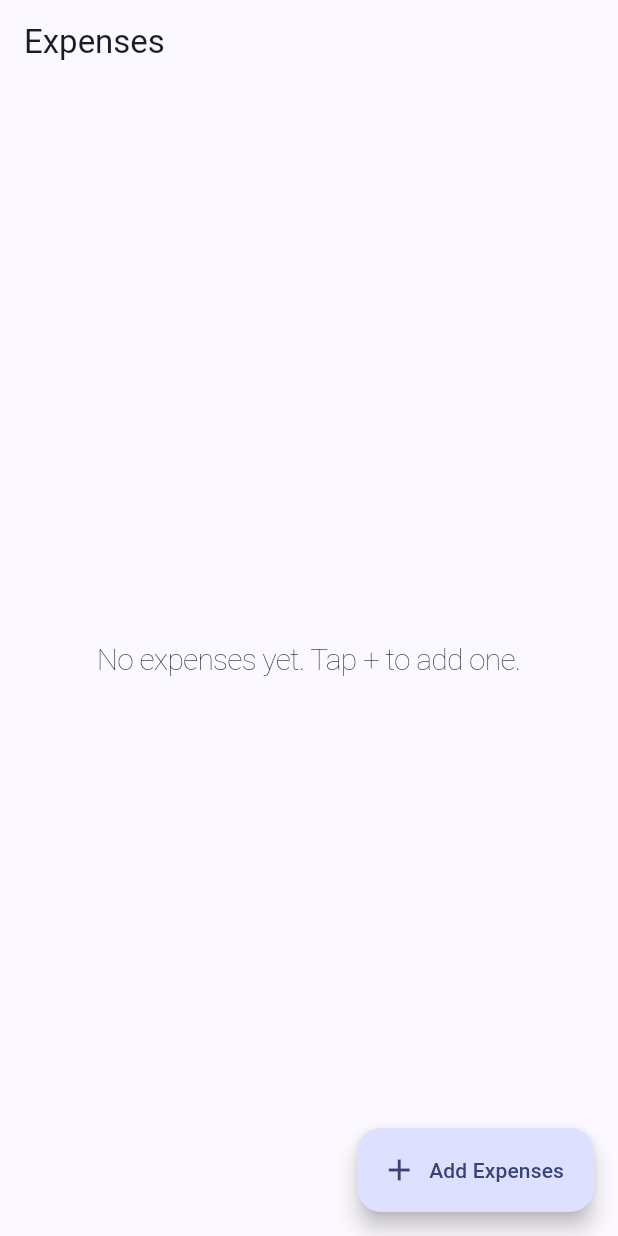
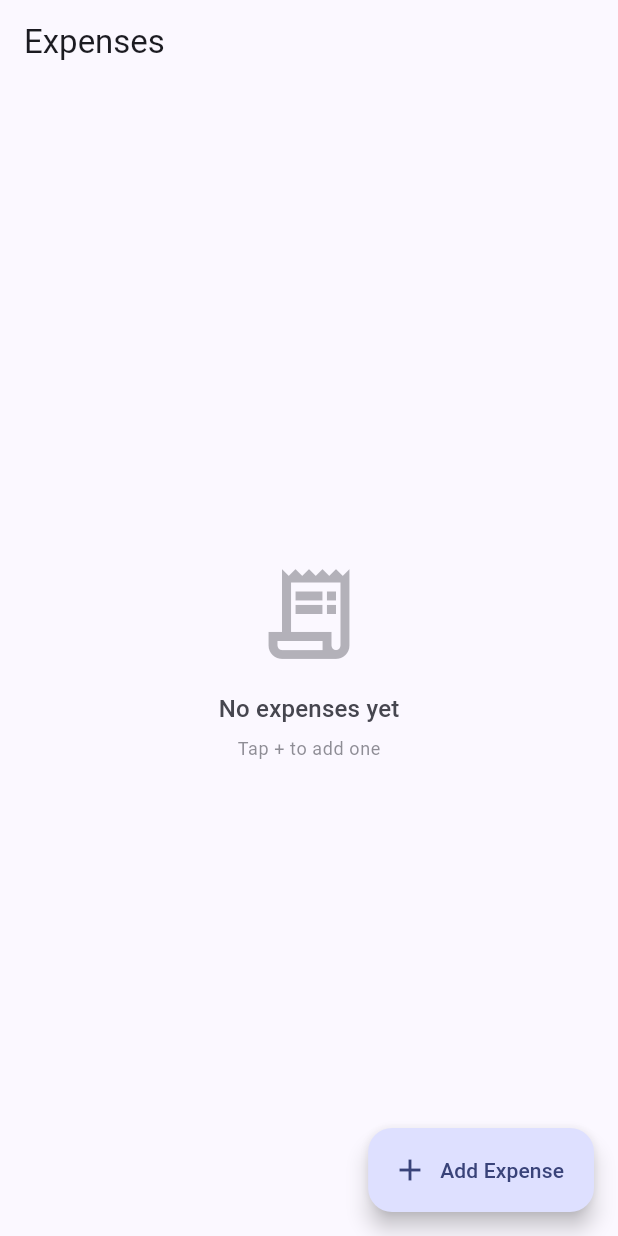
Before and after one commit to NicoJohnSanLorenzo/bsis3A-flutter-expensetracker-sanlorenzo, a Flutter app: the screen it shows after launch, on a phone screen of 412 x 824 dp. Run offline on Flutter 3.47's test engine with Material 3 defaults, Android fonts, the phone set to English and light mode, and no system bars.

Commit message:
Added Expense List

```diff
--- a/lib/screens/expenses_home_page.dart
+++ b/lib/screens/expenses_home_page.dart
@@ -1,6 +1,7 @@
 import 'package:flutter/material.dart';
 import '../models/expense.dart';
 import '../utils/navigation_utils.dart';
+import '../widgets/expense_item.dart';
 import 'add_expense_page.dart';
 
 class ExpensesHomePage extends StatefulWidget {
@@ -13,20 +14,16 @@ class ExpensesHomePage extends StatefulWidget {
 class _ExpensesHomePageState extends State<ExpensesHomePage> {
   final List<Expense> _expenses = [];
 
-  double get _totalAmount =>
-      _expenses.fold(0.0, (sum, e) => sum + e.amount);
+  double get _totalAmount => _expenses.fold(0.0, (sum, e) => sum + e.amount);
 
   Future<void> _openAddExpensePage() async {
     final Expense? expense = await pushAndAwaitResult<Expense>(
       context,
       const AddExpensePage(),
     );
-
     if (expense != null && mounted) {
-      setState(() {
-        _expenses.add(expense);
-      });
-      showSnackBar(context, 'Added: ${expense.title} — \$${expense.amount.toStringAsFixed(2)}');
+      setState(() => _expenses.add(expense));
+      showSnackBar(context, 'Added: ${expense.title} — ₱${expense.amount.toStringAsFixed(2)}');
     }
   }
 
@@ -35,11 +32,8 @@ class _ExpensesHomePageState extends State<ExpensesHomePage> {
       context,
       AddExpensePage(existing: _expenses[index]),
     );
-
     if (updated != null && mounted) {
-      setState(() {
-        _expenses[index] = updated;
-      });
+      setState(() => _expenses[index] = updated);
       showSnackBar(context, 'Updated: ${updated.title} — ₱${updated.amount.toStringAsFixed(2)}');
     }
   }
@@ -49,14 +43,14 @@ class _ExpensesHomePageState extends State<ExpensesHomePage> {
     final textTheme = Theme.of(context).textTheme;
     final colorScheme = Theme.of(context).colorScheme;
 
-  return Scaffold(
+    return Scaffold(
       appBar: AppBar(
         title: const Text('Expenses'),
         elevation: 0,
       ),
       body: Column(
         children: [
-          // This the the line for the Total banner.
+          // Total banner — hidden when list is empty
           if (_expenses.isNotEmpty)
             Container(
               width: double.infinity,
@@ -67,9 +61,7 @@ class _ExpensesHomePageState extends State<ExpensesHomePage> {
                 children: [
                   Text(
                     'Total (${_expenses.length} item${_expenses.length == 1 ? '' : 's'})',
-                    style: textTheme.titleMedium?.copyWith(
-                      color: colorScheme.onPrimaryContainer,
-                    ),
+                    style: textTheme.titleMedium?.copyWith(color: colorScheme.onPrimaryContainer),
                   ),
                   Text(
                     '₱${_totalAmount.toStringAsFixed(2)}',
@@ -82,47 +74,13 @@ class _ExpensesHomePageState extends State<ExpensesHomePage> {
               ),
             ),
 
-          // This is the code for the Expense list.
+          // List or empty state
           Expanded(
             child: _expenses.isEmpty
-                ? const Center(
-                    child: Text('No expenses yet. Tap + to add one.',
-                    style: TextStyle(
-                      fontSize: 20,
-                      fontWeight: FontWeight.w100,
-                      letterSpacing: -0.5,
-                    ),),
-                  )
-                : ListView.builder(
-                    itemCount: _expenses.length,
-                    itemBuilder: (context, index) {
-                      final expense = _expenses[index];
-                      return ListTile(
-                        leading: const Icon(Icons.receipt_long),
-                        title: Text(expense.title),
-                        subtitle: Text(
-                          '${expense.createdAt.day}/${expense.createdAt.month}/${expense.createdAt.year}',
-                        ),
-                        trailing: Row(
-                          mainAxisSize: MainAxisSize.min,
-                          children: [
-                            Text(
-                              '₱${expense.amount.toStringAsFixed(2)}',
-                              style: textTheme.titleMedium?.copyWith(
-                                fontWeight: FontWeight.w600,
-                                color: colorScheme.primary,
-                              ),
-                            ),
-                            const SizedBox(width: 8),
-                            IconButton(
-                              icon: const Icon(Icons.edit_outlined),
-                              tooltip: 'Edit expense',
-                              onPressed: () => _openEditExpensePage(index),
-                            ),
-                          ],
-                        ),
-                      );
-                    },
+                ? _EmptyState()         // Part C
+                : _ExpenseList(         // Part B
+                    expenses: _expenses,
+                    onEdit: _openEditExpensePage,
                   ),
           ),
         ],
@@ -130,8 +88,70 @@ class _ExpensesHomePageState extends State<ExpensesHomePage> {
       floatingActionButton: FloatingActionButton.extended(
         onPressed: _openAddExpensePage,
         icon: const Icon(Icons.add),
-        label: const Text('Add Expenses'),
+        label: const Text('Add Expense'),
       ),
     );
   }
 }
+
+// ── Part B — ListView.separated ──────────────────────────────────────────────
+
+class _ExpenseList extends StatelessWidget {
+  const _ExpenseList({required this.expenses, required this.onEdit});
+
+  final List<Expense> expenses;
+  final void Function(int index) onEdit;
+
+  @override
+  Widget build(BuildContext context) {
+    return ListView.separated(
+      padding: const EdgeInsets.symmetric(vertical: 8),
+      itemCount: expenses.length,
+      // Part A — reusable ExpenseItem widget
+      itemBuilder: (context, index) => ExpenseItem(
+        expense: expenses[index],
+        onEdit: () => onEdit(index),
+      ),
+      separatorBuilder: (_, __) => const Divider(
+        height: 1,
+        indent: 72,
+        endIndent: 12,
+      ),
+    );
+  }
+}
+
+// ── Part C — Empty state ──────────────────────────────────────────────────────
+
+class _EmptyState extends StatelessWidget {
+  @override
+  Widget build(BuildContext context) {
+    final textTheme = Theme.of(context).textTheme;
+    final colorScheme = Theme.of(context).colorScheme;
+
+    return Center(
+      child: Column(
+        mainAxisSize: MainAxisSize.min,
+        children: [
+          Icon(
+            Icons.receipt_long_outlined,
+            size: 72,
+            color: colorScheme.onSurfaceVariant.withOpacity(0.4),
+          ),
+          const SizedBox(height: 16),
+          Text(
+            'No expenses yet',
+            style: textTheme.titleMedium?.copyWith(color: colorScheme.onSurfaceVariant),
+          ),
+          const SizedBox(height: 6),
+          Text(
+            'Tap + to add one',
+            style: textTheme.bodySmall?.copyWith(
+              color: colorScheme.onSurfaceVariant.withOpacity(0.6),
+            ),
+          ),
+        ],
+      ),
+    );
+  }
+}
```
Also changed, not shown: lib/widgets/expense_item.dart (added, +85 -0 lines).
